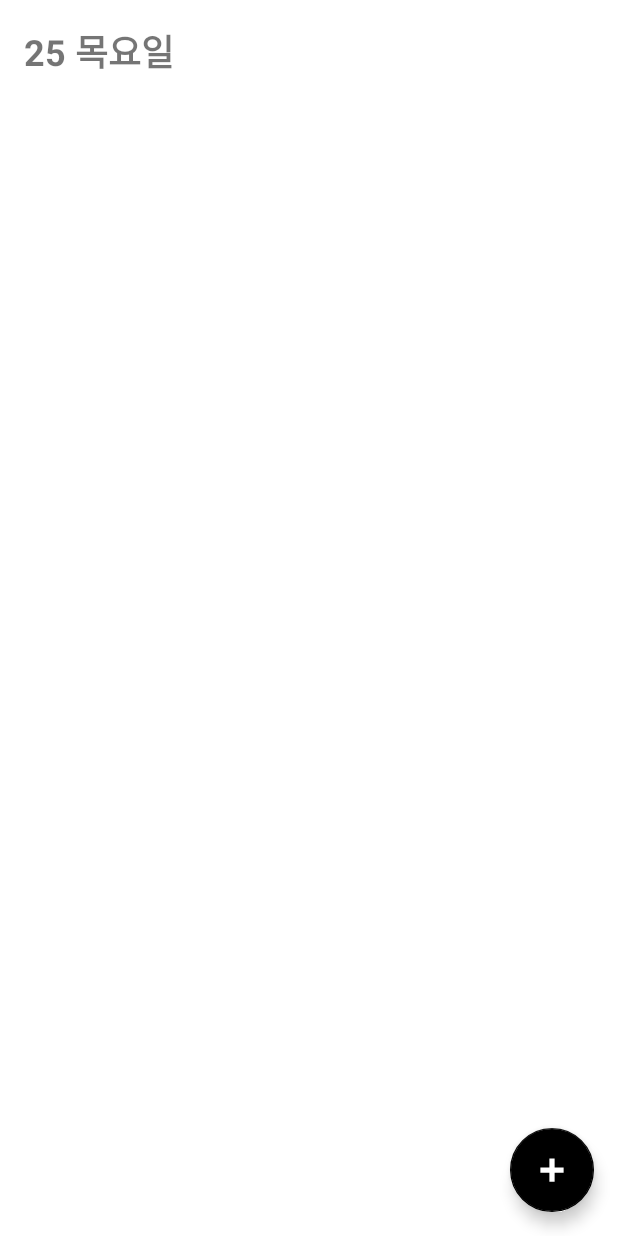
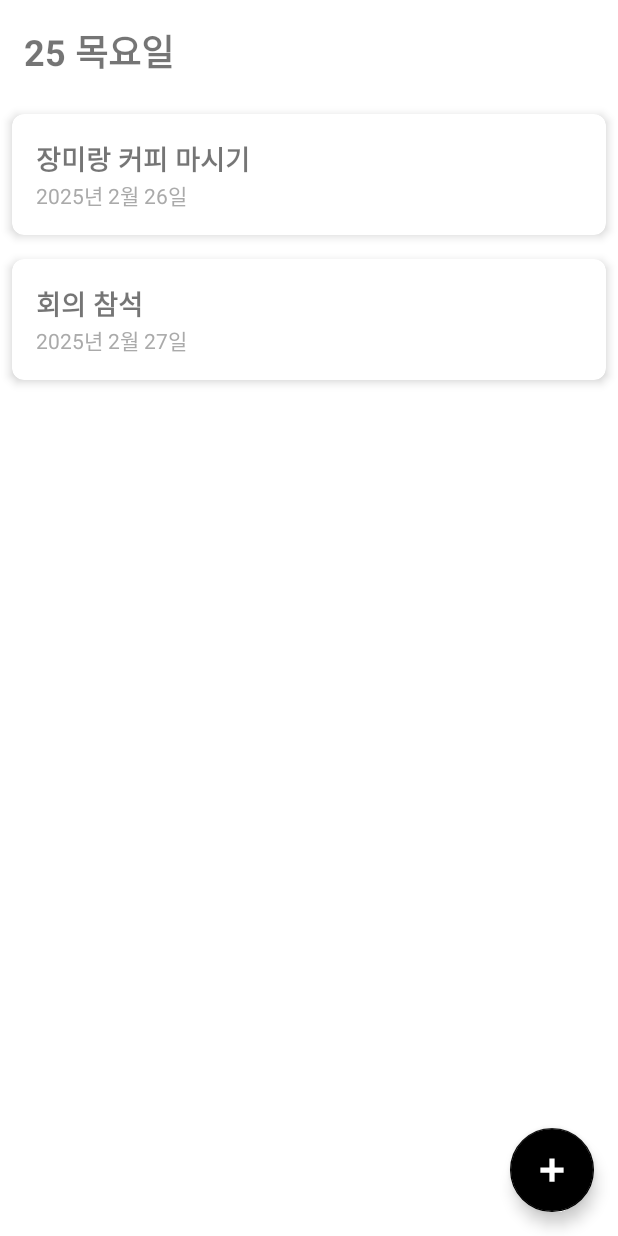
Before and after one commit to M-Zl/OneShort, an Android app: the screen it shows after launch (MainActivity), on a phone screen of 412 x 824 dp. Run offline under Robolectric (Android 15) with nearby library versions, the phone set to English and light mode, and no system bars; 1 statement that could not run was skipped.

Commit message:
1차 화면 구현

```diff
--- a/app/src/main/java/com/example/oneshort/MainActivity.kt
+++ b/app/src/main/java/com/example/oneshort/MainActivity.kt
@@ -1,21 +1,93 @@
 package com.example.oneshort
 
-import android.content.Intent  // ← 여기에 추가!
+import android.content.Intent
+import android.content.res.ColorStateList
+import android.graphics.Color
 import android.os.Bundle
+import android.view.View
+import android.widget.LinearLayout
 import androidx.appcompat.app.AppCompatActivity
 import com.google.android.material.floatingactionbutton.FloatingActionButton
+import androidx.recyclerview.widget.RecyclerView
+import androidx.recyclerview.widget.LinearLayoutManager
+
+
 
 class MainActivity : AppCompatActivity() {
+    private lateinit var fabAdd: FloatingActionButton
+    private lateinit var dimBackground: View
+    private lateinit var newScheduleMenu: LinearLayout
+    private var isMenuOpen = false  // 메뉴 상태 변수
+    private lateinit var recyclerView: RecyclerView
+    private lateinit var scheduleAdapter: ScheduleAdapter
+    private val scheduleList = mutableListOf<Schedule>()
+
     override fun onCreate(savedInstanceState: Bundle?) {
         super.onCreate(savedInstanceState)
         setContentView(R.layout.activity_main)
 
-        // + 버튼 클릭 이벤트 추가
-        val fabAdd: FloatingActionButton = findViewById(R.id.fab_add)
+        fabAdd = findViewById(R.id.fab_add)
+        dimBackground = findViewById(R.id.dim_background)
+        newScheduleMenu = findViewById(R.id.new_schedule_menu)
+
         fabAdd.setOnClickListener {
-            // 일정 추가 화면으로 이동
+            toggleMenu()
+        }
+
+        // 배경을 클릭하면 메뉴 닫기
+        dimBackground.setOnClickListener {
+            closeMenu()
+        }
+
+        // 신규 일정 등록 메뉴에서 일정 추가 버튼 클릭 시 새로운 화면으로 이동
+        newScheduleMenu.setOnClickListener {
             val intent = Intent(this, AddScheduleActivity::class.java)
             startActivity(intent)
         }
+
+        recyclerView = findViewById(R.id.recycler_schedule)
+        recyclerView.layoutManager = LinearLayoutManager(this)
+
+        // RecyclerView 어댑터 설정
+        scheduleAdapter = ScheduleAdapter(scheduleList) { schedule ->
+            // 클릭한 일정 정보를 EditScheduleActivity로 전달
+            val intent = Intent(this, EditScheduleActivity::class.java).apply {
+                putExtra("SCHEDULE_TITLE", schedule.title)
+                putExtra("SCHEDULE_DATE", schedule.date)
+            }
+            startActivity(intent)
+        }
+
+        recyclerView.adapter = scheduleAdapter
+
+        // 일정 데이터 샘플 추가 (테스트용)
+        scheduleList.add(Schedule("장미랑 커피 마시기", "2025년 2월 26일"))
+        scheduleList.add(Schedule("회의 참석", "2025년 2월 27일"))
+
+        scheduleAdapter.notifyDataSetChanged()
+    }
+
+    private fun toggleMenu() {
+        if (isMenuOpen) {
+            closeMenu()
+        } else {
+            openMenu()
+        }
+    }
+
+    private fun openMenu() {
+        fabAdd.setImageResource(R.drawable.ic_close) // `X` 아이콘으로 변경
+        fabAdd.backgroundTintList = ColorStateList.valueOf(Color.WHITE) // 배경 화이트
+        dimBackground.visibility = View.VISIBLE // 배경 어둡게
+        newScheduleMenu.visibility = View.VISIBLE // 신규 일정 메뉴 표시
+        isMenuOpen = true
+    }
+
+    private fun closeMenu() {
+        fabAdd.setImageResource(R.drawable.ic_add_white) // `+` 아이콘으로 변경
+        fabAdd.backgroundTintList = ColorStateList.valueOf(Color.BLACK) // 배경 블랙
+        dimBackground.visibility = View.GONE // 배경 원래대로
+        newScheduleMenu.visibility = View.GONE // 신규 일정 메뉴 숨김
+        isMenuOpen = false
     }
 }
--- /dev/null
+++ b/app/src/main/java/com/example/oneshort/ScheduleAdapter.kt
@@ -0,0 +1,48 @@
+package com.example.oneshort
+
+import android.view.LayoutInflater
+import android.view.View
+import android.view.ViewGroup
+import android.widget.TextView
+import androidx.recyclerview.widget.RecyclerView
+
+// 일정 데이터 클래스
+data class Schedule(val title: String, val date: String)
+
+class ScheduleAdapter(private var scheduleList: MutableList<Schedule>, private val onItemClick: (Schedule) -> Unit) :
+    RecyclerView.Adapter<ScheduleAdapter.ViewHolder>() {
+
+    class ViewHolder(view: View, private val onItemClick: (Schedule) -> Unit) : RecyclerView.ViewHolder(view) {
+        private val tvScheduleTitle: TextView = view.findViewById(R.id.tv_schedule_title)
+        private val tvScheduleDate: TextView = view.findViewById(R.id.tv_schedule_date)
+
+        fun bind(schedule: Schedule) {
+            tvScheduleTitle.text = schedule.title
+            tvScheduleDate.text = schedule.date
+
+            // 일정 클릭 이벤트 추가
+            itemView.setOnClickListener {
+                onItemClick(schedule)
+            }
+        }
+    }
+
+    override fun onCreateViewHolder(parent: ViewGroup, viewType: Int): ViewHolder {
+        val view = LayoutInflater.from(parent.context)
+            .inflate(R.layout.item_schedule, parent, false)
+        return ViewHolder(view, onItemClick)
+    }
+
+    override fun onBindViewHolder(holder: ViewHolder, position: Int) {
+        holder.bind(scheduleList[position])
+    }
+
+    override fun getItemCount() = scheduleList.size
+
+    // 🔥 새로운 일정 리스트로 업데이트하는 함수
+    fun updateList(newList: List<Schedule>) {
+        scheduleList.clear()
+        scheduleList.addAll(newList)
+        notifyDataSetChanged()
+    }
+}
--- /dev/null
+++ b/app/src/main/res/drawable/ic_close.xml
@@ -0,0 +1,5 @@
+<vector xmlns:android="http://schemas.android.com/apk/res/android" android:height="24dp" android:tint="#000000" android:viewportHeight="24" android:viewportWidth="24" android:width="24dp">
+
+    <path android:fillColor="@android:color/white" android:pathData="M19,6.41L17.59,5 12,10.59 6.41,5 5,6.41 10.59,12 5,17.59 6.41,19 12,13.41 17.59,19 19,17.59 13.41,12z"/>
+
+</vector>
--- /dev/null
+++ b/app/src/main/res/drawable/rounded_background.xml
@@ -0,0 +1,12 @@
+<?xml version="1.0" encoding="utf-8"?>
+<inset xmlns:android="http://schemas.android.com/apk/res/android"
+    android:insetLeft="12dp"
+    android:insetRight="12dp"
+    android:insetTop="8dp"
+    android:insetBottom="8dp">
+
+    <shape android:shape="rectangle">
+        <corners android:radius="16dp"/>  <!-- 둥근 모서리 설정 -->
+        <solid android:color="#FFFFFF"/>  <!-- 배경색 설정 -->
+    </shape>
+</inset>
--- a/app/src/main/res/layout/activity_add_schedule.xml
+++ b/app/src/main/res/layout/activity_add_schedule.xml
@@ -7,6 +7,7 @@
 
     <!-- 일정 제목 추가 -->
     <TextView
+        android:id="@+id/tv_title"
         android:layout_width="wrap_content"
         android:layout_height="wrap_content"
         android:text="일정 추가 화면"
--- a/app/src/main/res/layout/activity_main.xml
+++ b/app/src/main/res/layout/activity_main.xml
@@ -37,16 +37,52 @@
         android:layout_height="wrap_content"
         android:layout_margin="16dp"
         android:contentDescription="일정 추가"
-        android:padding="12dp"
+        android:padding="24dp"
         android:scaleType="center"
         android:src="@drawable/ic_add_white"
         app:backgroundTint="@color/black"
         app:fabSize="normal"
         app:layout_constraintBottom_toBottomOf="parent"
         app:layout_constraintEnd_toEndOf="parent"
-        app:layout_constraintTop_toBottomOf="@+id/recycler_schedule"
         app:shapeAppearance="?attr/shapeAppearanceSmallComponent"
         app:tint="@null" />
 
+    <!-- 배경 어둡게 처리하는 투명한 뷰 -->
+    <View
+        android:id="@+id/dim_background"
+        android:layout_width="match_parent"
+        android:layout_height="match_parent"
+        android:background="#99000000"
+        android:visibility="gone"/> <!-- 기본적으로 숨김 -->
+
+    <!-- 신규 일정 등록 메뉴 -->
+    <LinearLayout
+        android:id="@+id/new_schedule_menu"
+        android:layout_width="wrap_content"
+        android:layout_height="wrap_content"
+        android:orientation="vertical"
+        android:background="@drawable/rounded_background"
+        android:elevation="8dp"
+        android:padding="12dp"
+        android:visibility="gone"
+        app:layout_constraintBottom_toTopOf="@id/fab_add"
+        app:layout_constraintEnd_toEndOf="parent"
+        android:layout_marginBottom="16dp">
+
+        <TextView
+            android:layout_width="wrap_content"
+            android:layout_height="wrap_content"
+            android:text="📅 신규 일정 등록"
+            android:textSize="16sp"
+            android:textStyle="bold"/>
+
+
+        <TextView
+            android:layout_width="wrap_content"
+            android:layout_height="wrap_content"
+            android:text="📝 Test"
+            android:textSize="14sp"/>
+
+    </LinearLayout>
 
 </androidx.constraintlayout.widget.ConstraintLayout>
--- a/app/src/main/res/layout/item_schedule.xml
+++ b/app/src/main/res/layout/item_schedule.xml
@@ -21,16 +21,17 @@
             android:layout_height="wrap_content"
             android:text="일정 제목"
             android:textSize="18sp"
-            android:textStyle="bold" />
+            android:textStyle="bold"/>
 
-        <!-- 일정 시간 -->
+        <!-- 🔥 여기에 `tv_schedule_date`가 없으면 추가해야 함! -->
         <TextView
-            android:id="@+id/tv_schedule_time"
+            android:id="@+id/tv_schedule_date"
             android:layout_width="wrap_content"
             android:layout_height="wrap_content"
-            android:text="10:00 - 11:00"
+            android:text="날짜"
             android:textSize="14sp"
-            android:textColor="#666666" />
+            android:textColor="@android:color/darker_gray"/>
+
     </LinearLayout>
 
 </androidx.cardview.widget.CardView>
```
Also changed, not shown: app/src/main/AndroidManifest.xml (+12 -0 lines), app/src/main/java/com/example/oneshort/EditScheduleActivity.kt (added, +85 -0 lines), app/src/main/res/layout/activity_edit_schedule.xml (added, +112 -0 lines).
